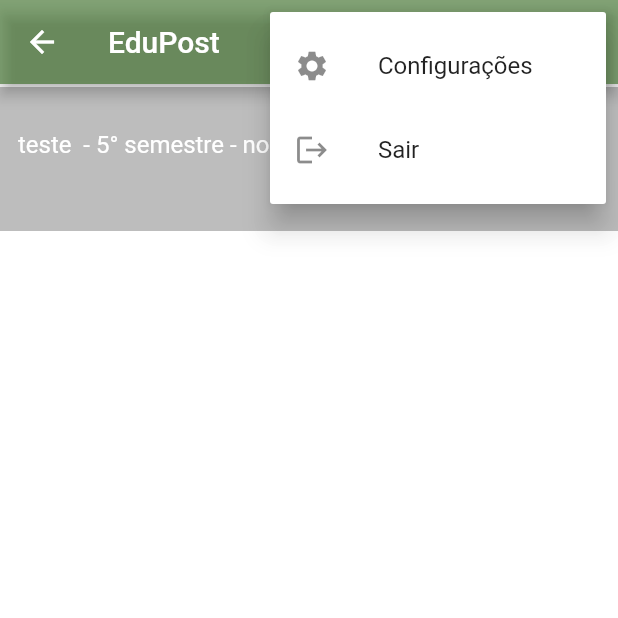
After one commit to Joao-Gabriel-NSilva/edupost, a Flutter app: the HomePageAluno screen opened directly, after a tap on the "more vert" icon, on a phone screen of 412 x 824 dp, the top half of it. The commit adds this screen. Run offline on Flutter 3.47's test engine with Material 3 defaults, Android fonts, the phone set to English and light mode, and no system bars; our stand-ins replace cloud_firestore, firebase_auth, firebase_core, font_awesome_flutter; accounts and stored records are empty.

Commit message:
Home page

```diff
--- /dev/null
+++ b/lib/model/home_page/curso.dart
@@ -0,0 +1,5 @@
+class Curso {
+  String nome;
+
+  Curso(this.nome);
+}
--- /dev/null
+++ b/lib/model/home_page/mensagem.dart
@@ -0,0 +1,35 @@
+import 'package:cloud_firestore/cloud_firestore.dart';
+import 'package:edupost/model/home_page/remetente.dart';
+
+class Mensagem {
+  String msg;
+  Timestamp hora;
+  Remetente? remetente;
+  DocumentReference? remetenteRef;
+
+  Mensagem(this.msg, this.hora, {this.remetente, this.remetenteRef});
+
+  factory Mensagem.fromFirestore(
+      DocumentSnapshot<Map<String, dynamic>> snapshot,
+      SnapshotOptions? options) {
+    final data = snapshot.data();
+    return Mensagem(
+      data?['conteudo'],
+      data?['data'],
+      remetenteRef: data?['remetente'],
+    );
+  }
+
+  Future<void> loadRemetente() async {
+    if (remetenteRef != null) {
+      var remetenteSnapshot = await FirebaseFirestore.instance
+          .collection('usuarios')
+          .doc(remetenteRef!.id)
+          .get();
+      remetente = Remetente.fromFirestore(
+        remetenteSnapshot,
+        null,
+      );
+    }
+  }
+}
--- /dev/null
+++ b/lib/model/home_page/model_canal.dart
@@ -0,0 +1,14 @@
+import 'mensagem.dart';
+
+class ModelCanal {
+  String nome;
+  String? ultimaMsg;
+  int? msgsNaoVisualidazas;
+  List<Mensagem>? mensagens;
+  String? complemento;
+  String periodo;
+  int semestre;
+
+  ModelCanal(this.nome, this.periodo, this.semestre,
+      {this.ultimaMsg, this.msgsNaoVisualidazas, this.mensagens});
+}
--- /dev/null
+++ b/lib/screens/home_page_aluno.dart
@@ -0,0 +1,74 @@
+import 'package:edupost/screens/login.dart';
+import 'package:edupost/util/util_style.dart';
+import 'package:edupost/widget/home_page/item_lista_canal.dart';
+import 'package:firebase_auth/firebase_auth.dart';
+import 'package:flutter/material.dart';
+
+import '../model/home_page/model_canal.dart';
+
+class HomePageAluno extends StatefulWidget {
+  final List<ModelCanal> _canais = [ModelCanal('teste', 'noite', 5)];
+
+  HomePageAluno({super.key});
+
+  @override
+  State<StatefulWidget> createState() {
+    return HomePageAlunoState();
+  }
+}
+
+class HomePageAlunoState extends State<HomePageAluno> {
+  @override
+  void initState() {
+    super.initState();
+  }
+
+  @override
+  Widget build(BuildContext context) {
+    return Scaffold(
+      backgroundColor: Colors.white12,
+      appBar: AppBar(
+        title: const Text('EduPost'),
+        backgroundColor: UtilStyle.instance.corPrimaria.withOpacity(0.6),
+        foregroundColor: Colors.white,
+        actions: [
+          PopupMenuButton(
+            onSelected: (a) {},
+            itemBuilder: (BuildContext context) {
+              return [
+                const PopupMenuItem(
+                  child: ListTile(
+                    leading: Icon(Icons.settings),
+                    title: Text('Configurações'),
+                  ),
+                ),
+                PopupMenuItem(
+                    child: ListTile(
+                  leading: const Icon(Icons.logout),
+                  title: const Text('Sair'),
+                  onTap: () async {
+                    await FirebaseAuth.instance.signOut();
+                    Navigator.pushAndRemoveUntil(
+                        context,
+                        MaterialPageRoute(builder: (b) => const Login()),
+                        (a) => false);
+                  },
+                ))
+              ];
+            },
+          ),
+        ],
+      ),
+      body: Column(
+        children: [
+          Expanded(
+              child: ListView.builder(
+                  itemCount: widget._canais.length,
+                  itemBuilder: (context, index) {
+                    return ItemListaCanal(widget._canais[index]);
+                  }))
+        ],
+      ),
+    );
+  }
+}
--- a/lib/widget/home_page/item_lista_canal.dart
+++ b/lib/widget/home_page/item_lista_canal.dart
@@ -1,10 +1,10 @@
 import 'package:flutter/material.dart';
 
-import '../../model/home_page/canal.dart';
-
+import '../../model/home_page/model_canal.dart';
+import '../../screens/canal.dart';
 
 class ItemListaCanal extends StatelessWidget {
-  final Canal canal;
+  final ModelCanal canal;
 
   const ItemListaCanal(this.canal, {super.key});
 
@@ -16,20 +16,45 @@ class ItemListaCanal extends StatelessWidget {
           contentPadding: const EdgeInsets.all(12),
           tileColor: Colors.black26,
           title: Text(
-            canal.nome,
+            '${canal.nome} ${canal.complemento ?? ''} - ${canal.semestre}° semestre - ${canal.periodo}',
             style: const TextStyle(fontSize: 16, color: Colors.white),
           ),
           subtitle: Text(
-            canal.ultimaMsg,
+            canal.ultimaMsg ?? '',
             style: const TextStyle(color: Colors.white38),
           ),
-          trailing: Badge(
-            label: Text(canal.msgsNaoVisualidazas.toString()),
-            textStyle: const TextStyle(fontSize: 14),
-            padding: const EdgeInsets.symmetric(vertical: 0, horizontal: 8),
-          ),
+          trailing: canal.msgsNaoVisualidazas != null &&
+                  canal.msgsNaoVisualidazas! > 0
+              ? Badge(
+                  label: Text(canal.msgsNaoVisualidazas.toString()),
+                  textStyle: const TextStyle(fontSize: 14),
+                  padding:
+                      const EdgeInsets.symmetric(vertical: 0, horizontal: 8),
+                )
+              : null,
           onTap: () {
+            // Navigator.of(context)
+            //     .push(MaterialPageRoute(builder: (_) => Canal(canal.nome, canal.mensagens?? [])));
 
+            Navigator.of(context).push(PageRouteBuilder(
+                pageBuilder: (context, animation, secondaryAnimation) =>
+                    Canal(canal.nome, canal.mensagens?? []),
+                transitionsBuilder:
+                    (context, animation, secondaryAnimation, child) {
+                  const begin = Offset(1.0, 0.0);
+                  const end = Offset.zero;
+                  const curve = Curves.ease;
+
+                  var tween = Tween(begin: begin, end: end)
+                      .chain(CurveTween(curve: curve));
+                  var offsetAnimation = animation.drive(tween);
+
+                  return SlideTransition(
+                    position: offsetAnimation,
+                    child: child,
+                  );
+                }
+            ));
           },
         ));
   }
--- a/pubspec.yaml
+++ b/pubspec.yaml
@@ -31,6 +31,7 @@ dependencies:
   flutter:
     sdk: flutter
   font_awesome_flutter: '^10.7.0'
+  intl: ^0.17.0
 
 
   # The following adds the Cupertino Icons font to your application.
@@ -38,6 +39,7 @@ dependencies:
   cupertino_icons: ^1.0.2
   firebase_core: ^2.30.1
   firebase_auth: ^4.19.5
+  cloud_firestore: ^4.17.3
 
 dev_dependencies:
   flutter_test:
@@ -49,6 +51,7 @@ dev_dependencies:
   # package. See that file for information about deactivating specific lint
   # rules and activating additional ones.
   flutter_lints: ^2.0.0
+
 
 # For information on the generic Dart part of this file, see the
 # following page: https://dart.dev/tools/pub/pubspec
```
Also changed, not shown: lib/main.dart (+11 -3 lines), lib/model/home_page/canal.dart (deleted, +0 -7 lines), lib/model/home_page/remetente.dart (added, +20 -0 lines), lib/model/usuario.dart (added, +7 -0 lines), lib/screens/canal.dart (added, +51 -0 lines), lib/screens/home_page_prof.dart (+84 -30 lines), lib/screens/login.dart (+27 -5 lines), pubspec.lock.
